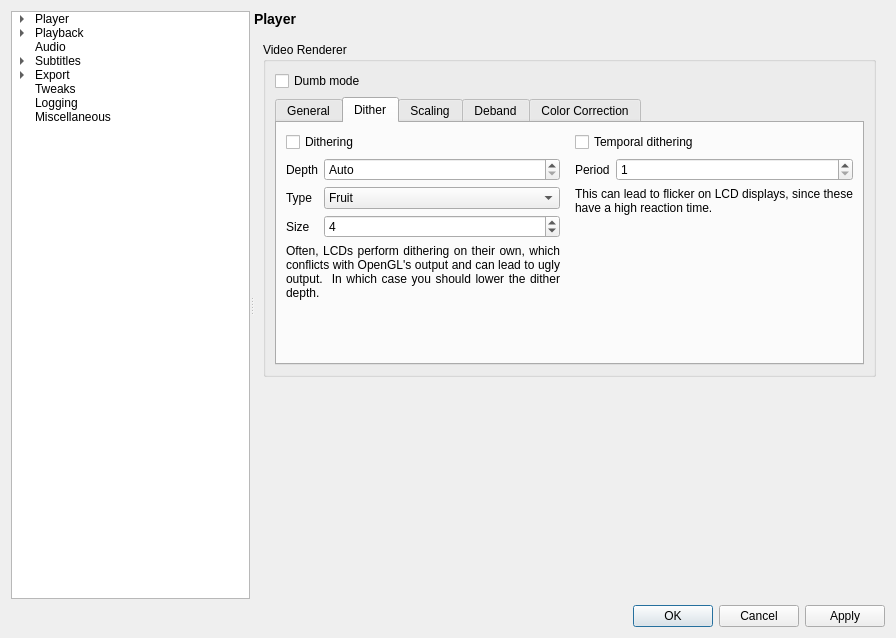
mpc-qt/mpc-qt, file src/settingswindow.ui: the form before one commit.
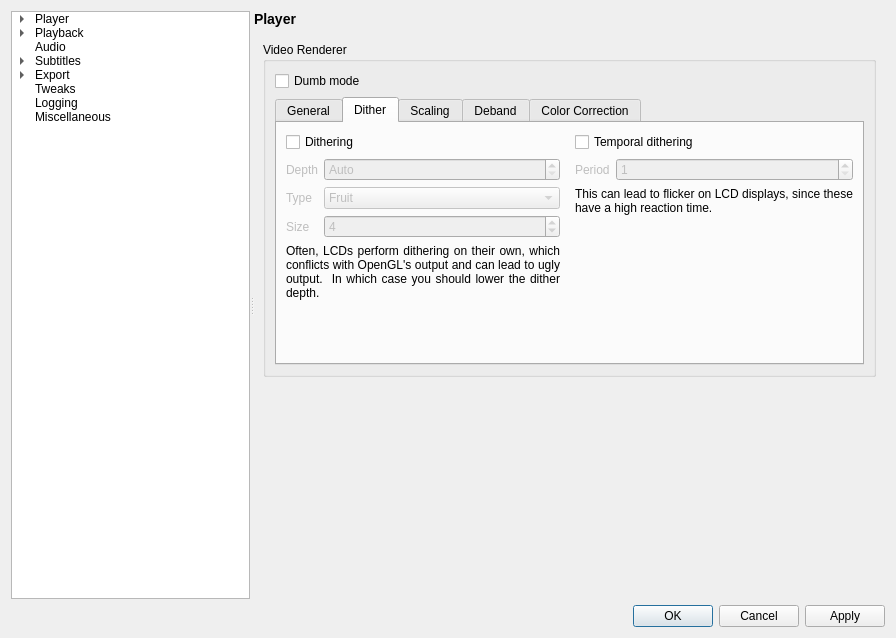
The form after the commit. The open tabs and pages were chosen to show the change.

Commit message:
settingswindow: Only enable widgets when their value is used
In the Dither tab.

```diff
--- a/src/settingswindow.ui
+++ b/src/settingswindow.ui
@@ -1853,6 +1853,9 @@
                      </item>
                      <item row="1" column="0">
                       <widget class="QLabel" name="ditherDepthLabel">
+                       <property name="enabled">
+                        <bool>false</bool>
+                       </property>
                        <property name="text">
                         <string>Depth</string>
                        </property>
@@ -1860,6 +1863,9 @@
                      </item>
                      <item row="1" column="1">
                       <widget class="QSpinBox" name="ditherDepth">
+                       <property name="enabled">
+                        <bool>false</bool>
+                       </property>
                        <property name="sizePolicy">
                         <sizepolicy hsizetype="MinimumExpanding" vsizetype="Fixed">
                          <horstretch>0</horstretch>
@@ -1876,6 +1882,9 @@
                      </item>
                      <item row="2" column="0">
                       <widget class="QLabel" name="ditherTypeLabel">
+                       <property name="enabled">
+                        <bool>false</bool>
+                       </property>
                        <property name="text">
                         <string>Type</string>
                        </property>
@@ -1883,6 +1892,9 @@
                      </item>
                      <item row="2" column="1">
                       <widget class="QComboBox" name="ditherType">
+                       <property name="enabled">
+                        <bool>false</bool>
+                       </property>
                        <property name="sizePolicy">
                         <sizepolicy hsizetype="MinimumExpanding" vsizetype="Fixed">
                          <horstretch>0</horstretch>
@@ -1908,6 +1920,9 @@
                      </item>
                      <item row="3" column="0">
                       <widget class="QLabel" name="ditherFruitSizeLabel">
+                       <property name="enabled">
+                        <bool>false</bool>
+                       </property>
                        <property name="text">
                         <string>Size</string>
                        </property>
@@ -1915,6 +1930,9 @@
                      </item>
                      <item row="3" column="1">
                       <widget class="QSpinBox" name="ditherFruitSize">
+                       <property name="enabled">
+                        <bool>false</bool>
+                       </property>
                        <property name="sizePolicy">
                         <sizepolicy hsizetype="MinimumExpanding" vsizetype="Fixed">
                          <horstretch>0</horstretch>
@@ -1972,6 +1990,9 @@
                      </item>
                      <item row="1" column="0">
                       <widget class="QLabel" name="ditherTemporalPeriodLabel">
+                       <property name="enabled">
+                        <bool>false</bool>
+                       </property>
                        <property name="text">
                         <string>Period</string>
                        </property>
@@ -1979,6 +2000,9 @@
                      </item>
                      <item row="1" column="1">
                       <widget class="QSpinBox" name="ditherTemporalPeriod">
+                       <property name="enabled">
+                        <bool>false</bool>
+                       </property>
                        <property name="sizePolicy">
                         <sizepolicy hsizetype="MinimumExpanding" vsizetype="Fixed">
                          <horstretch>0</horstretch>
```
The commit also changes 2 other files.
